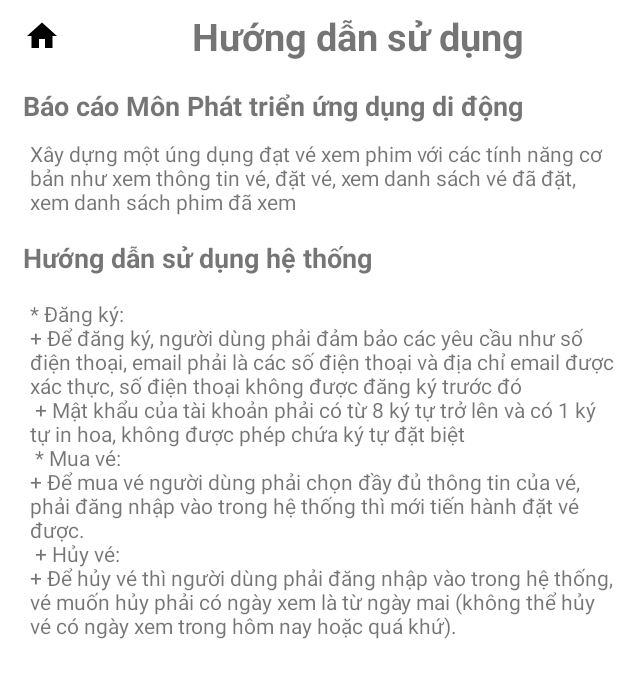
After one commit to khuongkayyy/AndroidApp, an Android app: the Privacy screen opened directly, with no data from a screen before it, on a phone screen of 412 x 824 dp. The commit adds this screen. Shown: the top 678 px of the screen. Run offline under Robolectric (Android 15) with nearby library versions, the phone set to English and light mode, and no system bars.

Commit message:
Privacy screen added

```diff
--- a/app/src/main/AndroidManifest.xml
+++ b/app/src/main/AndroidManifest.xml
@@ -11,6 +11,9 @@
         android:supportsRtl="true"
         android:theme="@style/Theme.Cinema"
         tools:targetApi="31">
+        <activity
+            android:name=".Privacy"
+            android:exported="false" />
         <activity
             android:name=".AccountSetting"
             android:exported="false" />
--- a/app/src/main/java/com/example/cinema/MainActivity.java
+++ b/app/src/main/java/com/example/cinema/MainActivity.java
@@ -16,6 +16,7 @@ import org.w3c.dom.Text;
 public class MainActivity extends AppCompatActivity {
     // declaration
     private Button account;
+    private TextView txtPrivacy;
     private Button ticketBtn,movieBtn,giftBtn,discountBtn;
     private  Button film1,film2,film3,film4,film5,film6,film7;
 
@@ -29,6 +30,7 @@ public class MainActivity extends AppCompatActivity {
         movieImageClick();
         movieButtonClick();
         accountSetting();
+        privacy();
 //        new Handler().postDelayed(new Runnable() {
 //            @Override
 //            public void run() {
@@ -39,6 +41,16 @@ public class MainActivity extends AppCompatActivity {
 //                apploadImg.setVisibility(View.GONE);
 //            }
 //        }, 3000);
+    }
+
+    private void privacy() {
+        txtPrivacy.setOnClickListener(new View.OnClickListener() {
+            @Override
+            public void onClick(View view) {
+                Intent intent = new Intent(MainActivity.this,Privacy.class);
+                startActivity(intent);
+            }
+        });
     }
 
     private void accountSetting() {
@@ -200,6 +212,9 @@ public class MainActivity extends AppCompatActivity {
         movieImage5 = findViewById(R.id.movie5Img);
         movieImage6 = findViewById(R.id.movie6Img);
         movieImage7 = findViewById(R.id.movie7Img);
+
+        //textview
+        txtPrivacy = findViewById(R.id.txtPrivacy);
     }
 
     private void openGiftScreen() {
--- /dev/null
+++ b/app/src/main/java/com/example/cinema/Privacy.java
@@ -0,0 +1,30 @@
+package com.example.cinema;
+
+import androidx.appcompat.app.AppCompatActivity;
+
+import android.content.Intent;
+import android.os.Bundle;
+import android.view.View;
+import android.widget.Button;
+
+public class Privacy extends AppCompatActivity {
+    private Button home;
+
+    @Override
+    protected void onCreate(Bundle savedInstanceState) {
+        super.onCreate(savedInstanceState);
+        setContentView(R.layout.activity_privacy);
+        home = findViewById(R.id.btnPrivacy_Home);
+        homeRedirect();
+    }
+
+    private void homeRedirect() {
+        home.setOnClickListener(new View.OnClickListener() {
+            @Override
+            public void onClick(View view) {
+                Intent intent = new Intent(Privacy.this,MainActivity.class);
+                startActivity(intent);
+            }
+        });
+    }
+}
--- a/app/src/main/res/layout/activity_main.xml
+++ b/app/src/main/res/layout/activity_main.xml
@@ -13,7 +13,7 @@
         android:orientation="horizontal">
 
         <Button
-            android:id="@+id/btnIndex"
+            android:id="@+id/btnPrivacy_Home"
             android:layout_width="wrap_content"
             android:layout_height="wrap_content"
             android:layout_weight="2"
@@ -23,7 +23,7 @@
             />
 
         <TextView
-            android:id="@+id/textView6"
+            android:id="@+id/txtPrivacyLabel"
             android:layout_width="match_parent"
             android:layout_height="wrap_content"
             android:layout_weight="6"
@@ -454,7 +454,7 @@
             </LinearLayout>
 
             <TextView
-                android:id="@+id/textView32"
+                android:id="@+id/txtPrivacy"
                 android:layout_width="match_parent"
                 android:layout_height="match_parent"
                 android:layout_weight="1"
--- /dev/null
+++ b/app/src/main/res/layout/activity_privacy.xml
@@ -0,0 +1,77 @@
+<?xml version="1.0" encoding="utf-8"?>
+<LinearLayout xmlns:android="http://schemas.android.com/apk/res/android"
+    xmlns:app="http://schemas.android.com/apk/res-auto"
+    xmlns:tools="http://schemas.android.com/tools"
+    android:layout_width="match_parent"
+    android:layout_height="match_parent"
+    android:orientation="vertical"
+    tools:context=".Privacy">
+
+    <LinearLayout
+        android:layout_width="match_parent"
+        android:layout_height="wrap_content"
+        android:orientation="horizontal">
+
+        <Button
+            android:id="@+id/btnPrivacy_Home"
+            style="@style/ButtonNoBorder"
+            android:layout_width="wrap_content"
+            android:layout_height="wrap_content"
+            android:layout_weight="2"
+            android:backgroundTint="@color/white"
+            android:drawableLeft="@drawable/home_black" />
+
+        <TextView
+            android:id="@+id/txtPrivacyLabel"
+            android:layout_width="match_parent"
+            android:layout_height="wrap_content"
+            android:layout_gravity="center"
+            android:layout_weight="6"
+            android:text="Hướng dẫn sử dụng"
+            android:textAlignment="center"
+            android:textSize="25dp"
+            android:textStyle="bold" />
+
+    </LinearLayout>
+
+    <TextView
+        android:id="@+id/textView6"
+        android:layout_width="wrap_content"
+        android:layout_height="wrap_content"
+        android:layout_marginVertical="10dp"
+        android:textStyle="bold"
+        android:layout_marginLeft="15dp"
+        android:textSize="18dp"
+        android:text="Báo cáo Môn Phát triển ứng dụng di động" />
+
+    <TextView
+        android:layout_marginLeft="20dp"
+        android:id="@+id/textView39"
+        android:layout_width="match_parent"
+        android:layout_height="wrap_content"
+        android:text="Xây dựng một úng dụng đạt vé xem phim với các tính năng
+cơ bản như xem thông tin vé, đặt vé, xem danh sách vé đã đặt, xem danh sách phim đã xem" />
+
+    <TextView
+        android:layout_marginLeft="15dp"
+        android:textSize="18dp"
+        android:textStyle="bold"
+        android:layout_marginVertical="15dp"
+        android:id="@+id/textView40"
+        android:layout_width="match_parent"
+        android:layout_height="wrap_content"
+        android:text="Hướng dẫn sử dụng hệ thống" />
+
+    <TextView
+        android:layout_marginLeft="20dp"
+        android:id="@+id/textView41"
+        android:layout_width="match_parent"
+        android:layout_height="wrap_content"
+        android:text="* Đăng ký:\n+ Để đăng ký, người dùng phải đảm bảo các yêu
+cầu như số điện thoại, email phải là các số điện thoại và địa chỉ email được xác thực, số điện thoại không được đăng ký trước đó\n
++ Mật khẩu của tài khoản phải có từ 8 ký tự trở lên và có 1 ký tự in hoa, không được phép chứa ký tự đặt biệt\n
+* Mua vé:\n+ Để mua vé người dùng phải chọn đầy đủ thông tin của vé, phải đăng nhập vào trong hệ thống thì mới tiến hành đặt vé được.\n
++ Hủy vé: \n+ Để hủy vé thì người dùng phải đăng nhập vào trong hệ thống, vé muốn hủy phải có ngày xem là từ ngày mai (không thể hủy vé có ngày xem trong hôm nay hoặc quá khứ).
+" />
+
+</LinearLayout>
```
